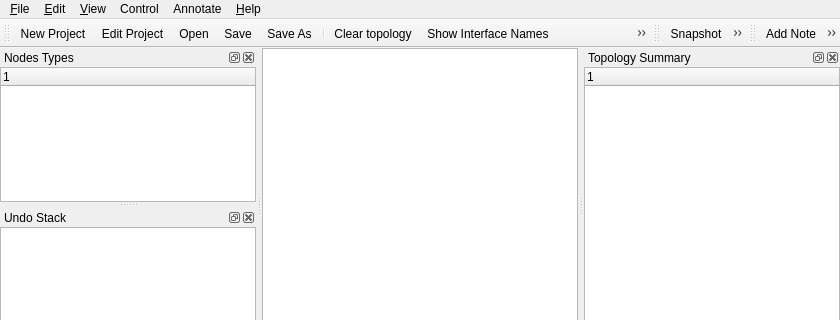
Above: src/GNS3/Ui/Form_MainWindow.ui from GNS3/gns3-legacy before the change; both pictures show x 0 to 840 and y 0 to 320 of the 840 by 600 pixel window. Below: the same form after it.
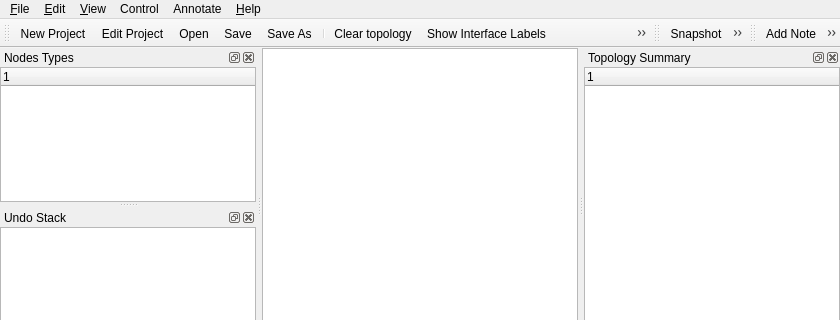
That is the form after the change. Icons and pictures are not drawn. Custom widgets are drawn as their Qt base class.

Commit message: [*] Preventing unsaved labels to show up after loading a topology

Diff of the .ui file:
```diff
--- a/src/GNS3/Ui/Form_MainWindow.ui
+++ b/src/GNS3/Ui/Form_MainWindow.ui
@@ -754,7 +754,7 @@
      <normaloff>:/icons/show-interface-names.svg</normaloff>:/icons/show-interface-names.svg</iconset>
    </property>
    <property name="text">
-    <string>Show Interface Names</string>
+    <string>Show Interface Labels</string>
    </property>
    <property name="toolTip">
     <string>Show Interface Names</string>
```
Left out of the diff: 2 changed lines with no effect on the pictures. The commit also changes 6 other files.
